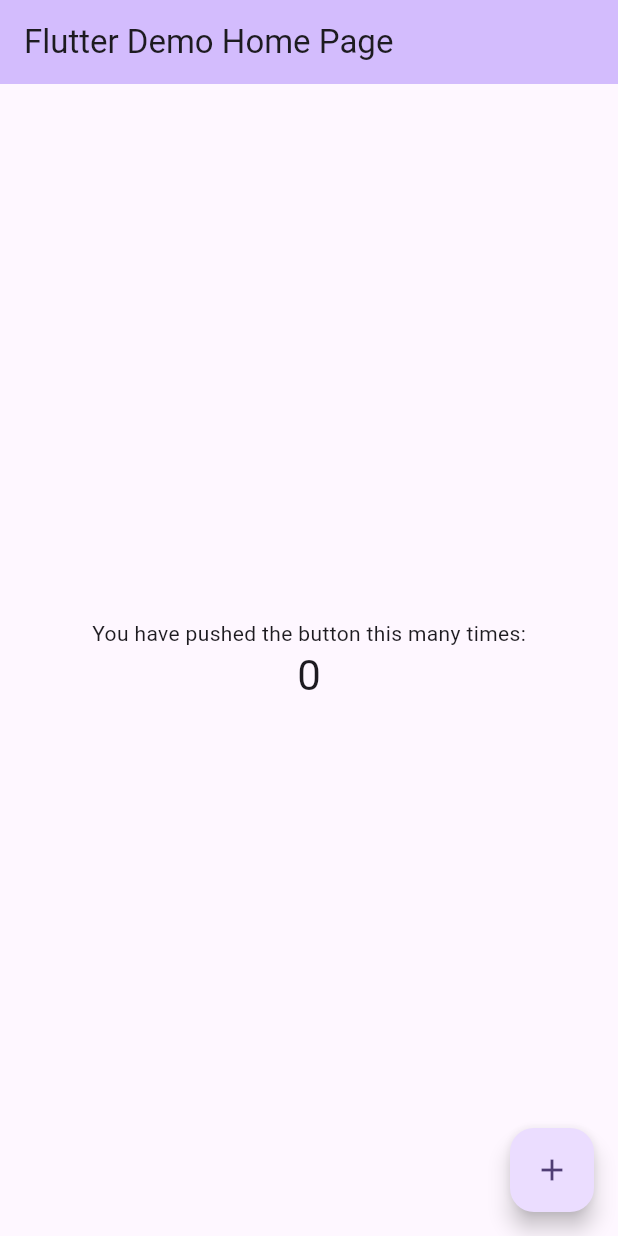
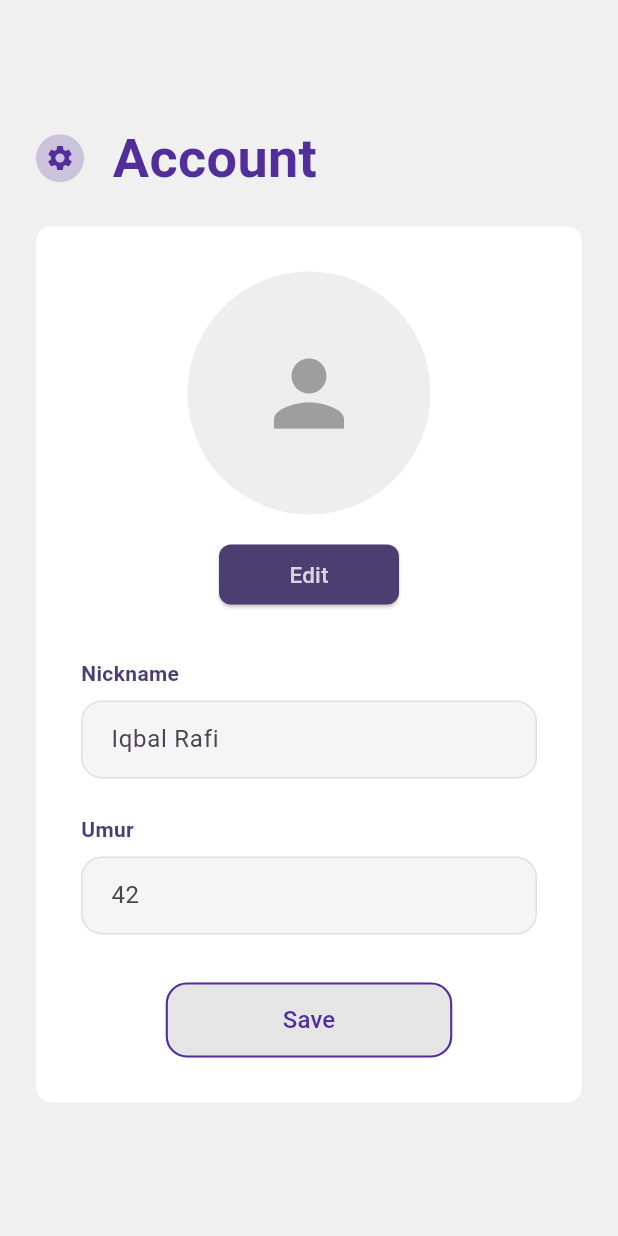
Before and after one commit to pbp-kelompok-a10/Prime-Basket-Place-Mobile, a Flutter app: the screen it shows after launch, on a phone screen of 412 x 824 dp. Run offline on Flutter 3.47's test engine with Material 3 defaults, Android fonts, the light colour scheme and no system bars.

Commit message:
Adding Account

```diff
--- /dev/null
+++ b/lib/account/screens/login.dart
@@ -0,0 +1,18 @@
+import 'package:flutter/material.dart';
+
+class LoginPage extends StatefulWidget {
+  const LoginPage({super.key});
+
+  @override
+  State<LoginPage> createState() => _LoginPageState();
+}
+
+class _LoginPageState extends State<LoginPage> {
+  final TextEditingController _usernameController = TextEditingController();
+  final TextEditingController _passwordController = TextEditingController();
+
+  @override
+  Widget build(BuildContext context) {
+    return Scaffold();
+  }
+}
--- /dev/null
+++ b/lib/account/screens/profile.dart
@@ -0,0 +1,208 @@
+import 'package:flutter/material.dart';
+
+class ProfilePage extends StatelessWidget {
+  const ProfilePage({super.key});
+
+  @override
+  Widget build(BuildContext context) {
+    return Scaffold(
+      backgroundColor: const Color(0xFFF0F0F0),
+
+      body: SingleChildScrollView(
+        // Bungkus semua konten di dalam Column
+        child: Column(
+          crossAxisAlignment:
+              CrossAxisAlignment.start, // Agar teks "Account" sejajar kiri
+          children: [
+            // Tambahkan Teks "Account" dan Icon
+            Padding(
+              padding: const EdgeInsets.only(
+                top: 80,
+                left: 24,
+                bottom: 20,
+              ), // Sesuaikan padding
+              child: Row(
+                children: [
+                  Container(
+                    child: Icon(
+                      Icons.settings,
+                      color: Color(0xFF522E9B),
+                      size: 20,
+                    ),
+                    decoration: BoxDecoration(
+                      borderRadius: BorderRadius.circular(25),
+                      color: Color(0x3B522E9B),
+                    ),
+                    padding: EdgeInsets.all(6),
+                  ),
+                  SizedBox(width: 19),
+                  Container(
+                    child: Text(
+                      "Account",
+                      style: TextStyle(
+                        fontSize: 36,
+                        fontWeight: FontWeight.bold,
+                        color: Color(0xFF522E9B),
+                      ),
+                    ),
+                  ),
+                ],
+              ),
+            ),
+
+            // Container yang berisi form profil
+            Container(
+              decoration: BoxDecoration(
+                color: Colors.white,
+                borderRadius: BorderRadius.circular(10),
+              ),
+              padding: const EdgeInsets.all(30.0),
+              // Sesuaikan margin. Top margin tidak diperlukan karena sudah ada Padding di atas
+              margin: const EdgeInsets.only(left: 24, right: 24, bottom: 50),
+
+              child: Column(
+                crossAxisAlignment: CrossAxisAlignment.center,
+                children: [
+                  // Avatar Circle
+                  Container(
+                    width: 162,
+                    height: 162,
+                    decoration: BoxDecoration(
+                      shape: BoxShape.circle,
+                      color: Colors.grey.shade200,
+                    ),
+                    child: const Icon(
+                      Icons.person,
+                      size: 70,
+                      color: Colors.grey,
+                    ),
+                  ),
+                  const SizedBox(height: 16),
+
+                  // Upload Button
+                  ElevatedButton(
+                    onPressed: () {},
+                    style: ElevatedButton.styleFrom(
+                      backgroundColor: const Color(0xFF4B3F72),
+                      shape: RoundedRectangleBorder(
+                        borderRadius: BorderRadius.circular(8),
+                      ),
+                      minimumSize: const Size(120, 40),
+                    ),
+                    child: const Text(
+                      "Edit",
+                      style: TextStyle(fontSize: 15, color: Color(0xFFD9D6E1)),
+                    ),
+                  ),
+                  const SizedBox(height: 32),
+
+                  // Nickname
+                  const Align(
+                    alignment: Alignment.centerLeft,
+                    child: Text(
+                      "Nickname",
+                      style: TextStyle(
+                        fontSize: 14,
+                        color: Color(0xFF4B3F72),
+                        fontWeight: FontWeight.w600,
+                      ),
+                    ),
+                  ),
+                  const SizedBox(height: 8),
+
+                  TextField(
+                    decoration: InputDecoration(
+                      hintText: "Iqbal Rafi",
+                      filled: true,
+                      fillColor: Colors.grey.shade100,
+                      contentPadding: const EdgeInsets.symmetric(
+                        vertical: 14,
+                        horizontal: 16,
+                      ),
+                      enabledBorder: OutlineInputBorder(
+                        borderRadius: BorderRadius.circular(14),
+                        borderSide: BorderSide(color: Colors.grey.shade300),
+                      ),
+                      focusedBorder: OutlineInputBorder(
+                        borderRadius: BorderRadius.circular(14),
+                        borderSide: const BorderSide(
+                          color: Color(0xFF4B3F72),
+                          width: 1.3,
+                        ),
+                      ),
+                    ),
+                  ),
+                  const SizedBox(height: 24),
+
+                  // Umur
+                  const Align(
+                    alignment: Alignment.centerLeft,
+                    child: Text(
+                      "Umur",
+                      style: TextStyle(
+                        fontSize: 14,
+                        color: Color(0xFF4B3F72),
+                        fontWeight: FontWeight.w600,
+                      ),
+                    ),
+                  ),
+                  const SizedBox(height: 8),
+
+                  TextField(
+                    keyboardType: TextInputType.number,
+                    decoration: InputDecoration(
+                      hintText: "42",
+                      filled: true,
+                      fillColor: Colors.grey.shade100,
+                      contentPadding: const EdgeInsets.symmetric(
+                        vertical: 14,
+                        horizontal: 16,
+                      ),
+                      enabledBorder: OutlineInputBorder(
+                        borderRadius: BorderRadius.circular(14),
+                        borderSide: BorderSide(color: Colors.grey.shade300),
+                      ),
+                      focusedBorder: OutlineInputBorder(
+                        borderRadius: BorderRadius.circular(14),
+                        borderSide: const BorderSide(
+                          color: Color(0xFF4B3F72),
+                          width: 1.3,
+                        ),
+                      ),
+                    ),
+                  ),
+                  const SizedBox(height: 32),
+
+                  // Save Button
+                  ElevatedButton(
+                    onPressed: () {},
+                    style: ElevatedButton.styleFrom(
+                      backgroundColor: const Color(0xFFE5E5E5),
+                      foregroundColor: const Color(0xFF522E9B),
+                      elevation: 0,
+                      side: const BorderSide(
+                        color: Color(0xFF522E9B),
+                        width: 1.4,
+                      ),
+                      shape: RoundedRectangleBorder(
+                        borderRadius: BorderRadius.circular(14),
+                      ),
+                      minimumSize: const Size(191, 50),
+                    ),
+                    child: const Text(
+                      "Save",
+                      style: TextStyle(
+                        fontSize: 16,
+                        fontWeight: FontWeight.w500,
+                      ),
+                    ),
+                  ),
+                ],
+              ),
+            ),
+          ],
+        ),
+      ),
+    );
+  }
+}
--- a/lib/main.dart
+++ b/lib/main.dart
@@ -1,4 +1,5 @@
 import 'package:flutter/material.dart';
+import 'package:prime_basket_place_mobile/account/screens/profile.dart';
 
 void main() {
   runApp(const MyApp());
@@ -30,93 +31,7 @@
         // tested with just a hot reload.
         colorScheme: ColorScheme.fromSeed(seedColor: Colors.deepPurple),
       ),
-      home: const MyHomePage(title: 'Flutter Demo Home Page'),
+      home: const ProfilePage(),
     );
   }
 }
-
-class MyHomePage extends StatefulWidget {
-  const MyHomePage({super.key, required this.title});
-
-  // This widget is the home page of your application. It is stateful, meaning
-  // that it has a State object (defined below) that contains fields that affect
-  // how it looks.
-
-  // This class is the configuration for the state. It holds the values (in this
-  // case the title) provided by the parent (in this case the App widget) and
-  // used by the build method of the State. Fields in a Widget subclass are
-  // always marked "final".
-
-  final String title;
-
-  @override
-  State<MyHomePage> createState() => _MyHomePageState();
-}
-
-class _MyHomePageState extends State<MyHomePage> {
-  int _counter = 0;
-
-  void _incrementCounter() {
-    setState(() {
-      // This call to setState tells the Flutter framework that something has
-      // changed in this State, which causes it to rerun the build method below
-      // so that the display can reflect the updated values. If we changed
-      // _counter without calling setState(), then the build method would not be
-      // called again, and so nothing would appear to happen.
-      _counter++;
-    });
-  }
-
-  @override
-  Widget build(BuildContext context) {
-    // This method is rerun every time setState is called, for instance as done
-    // by the _incrementCounter method above.
-    //
-    // The Flutter framework has been optimized to make rerunning build methods
-    // fast, so that you can just rebuild anything that needs updating rather
-    // than having to individually change instances of widgets.
-    return Scaffold(
-      appBar: AppBar(
-        // TRY THIS: Try changing the color here to a specific color (to
-        // Colors.amber, perhaps?) and trigger a hot reload to see the AppBar
-        // change color while the other colors stay the same.
-        backgroundColor: Theme.of(context).colorScheme.inversePrimary,
-        // Here we take the value from the MyHomePage object that was created by
-        // the App.build method, and use it to set our appbar title.
-        title: Text(widget.title),
-      ),
-      body: Center(
-        // Center is a layout widget. It takes a single child and positions it
-        // in the middle of the parent.
-        child: Column(
-          // Column is also a layout widget. It takes a list of children and
-          // arranges them vertically. By default, it sizes itself to fit its
-          // children horizontally, and tries to be as tall as its parent.
-          //
-          // Column has various properties to control how it sizes itself and
-          // how it positions its children. Here we use mainAxisAlignment to
-          // center the children vertically; the main axis here is the vertical
-          // axis because Columns are vertical (the cross axis would be
-          // horizontal).
-          //
-          // TRY THIS: Invoke "debug painting" (choose the "Toggle Debug Paint"
-          // action in the IDE, or press "p" in the console), to see the
-          // wireframe for each widget.
-          mainAxisAlignment: MainAxisAlignment.center,
-          children: <Widget>[
-            const Text('You have pushed the button this many times:'),
-            Text(
-              '$_counter',
-              style: Theme.of(context).textTheme.headlineMedium,
-            ),
-          ],
-        ),
-      ),
-      floatingActionButton: FloatingActionButton(
-        onPressed: _incrementCounter,
-        tooltip: 'Increment',
-        child: const Icon(Icons.add),
-      ), // This trailing comma makes auto-formatting nicer for build methods.
-    );
-  }
-}
```
Also changed, not shown: lib/account/screens/profile_drawer.dart (added).
